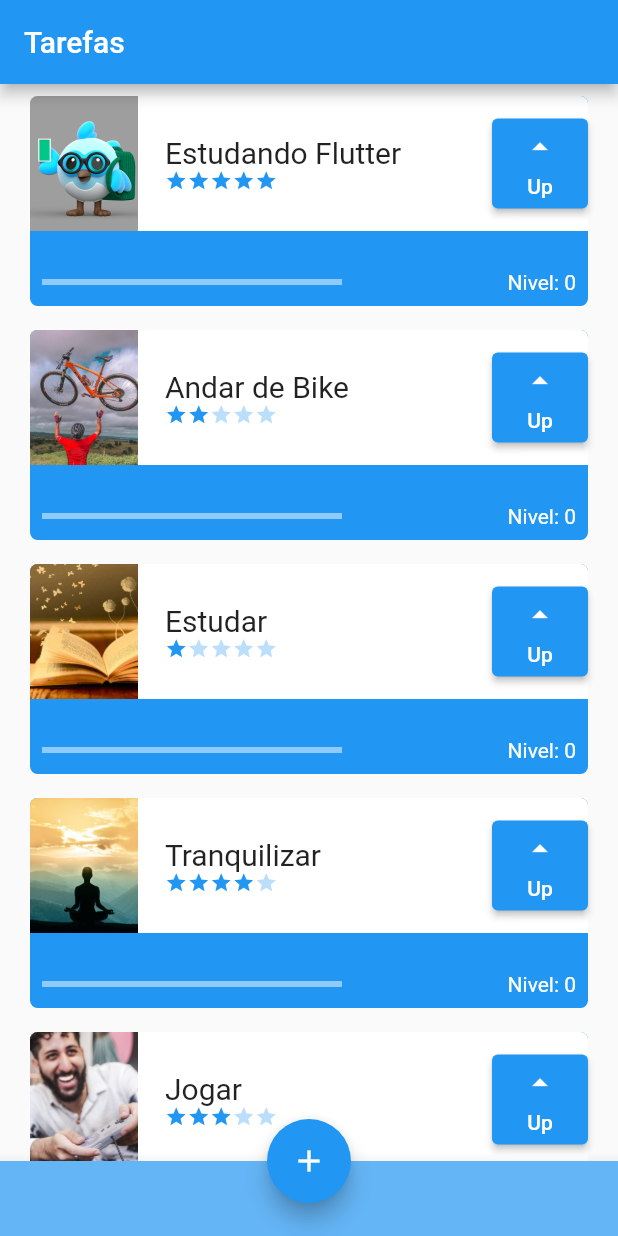
After one commit to Jacksonsilvalopes/flutter_tarefas, a Flutter app: the screen it shows after launch, on a phone screen of 412 x 824 dp. The commit adds this screen. Run offline on Flutter 3.47's test engine with Material 2 defaults, Android fonts, the phone set to English and light mode, and no system bars; missing offline and left inert: animated_snack_bar.

Commit message:
Implementando TaskInherited armazenar dados dinamicos em uma lista Task

```diff
--- /dev/null
+++ b/lib/data/task_inherited.dart
@@ -0,0 +1,34 @@
+import 'package:flutter/material.dart';
+import 'package:tarefas/components/task.dart';
+
+class TaskInherited extends InheritedWidget {
+   TaskInherited({
+    Key? key,
+    required Widget child,
+  }) : super(key: key, child: child);
+
+  //criado lista de tarefas
+  final List<Task> taskList = [
+    Task("Estudando Flutter", 'assets/images/img1.png', 5),
+    Task("Andar de Bike", 'assets/images/img2.jpg', 2),
+    Task("Estudar", 'assets/images/img3.jpg', 1),
+    Task("Tranquilizar", 'assets/images/img4.jpeg', 4),
+    Task("Jogar",'assets/images/img5.jpg',3,),
+  ];
+
+  void newTask(String name, String photo, int difficulty){
+    taskList.add(Task(name, photo, difficulty));
+  }
+
+  static TaskInherited of(BuildContext context) {
+    final TaskInherited? result =
+        context.dependOnInheritedWidgetOfExactType<TaskInherited>();
+    assert(result != null, 'No TaskInherited found in context');
+    return result!;
+  }
+
+  @override
+  bool updateShouldNotify(TaskInherited old) {
+    return true;
+  }
+}
--- a/lib/varios_screen/screen.dart
+++ b/lib/varios_screen/screen.dart
@@ -1,6 +1,7 @@
 import 'package:flutter/material.dart';
 import 'package:tarefas/varios_screen/form_screen.dart';
 import '../components/task.dart';
+import '../data/task_inherited.dart';
 
 class Screen extends StatefulWidget {
   const Screen({Key? key}) : super(key: key);
@@ -16,7 +17,8 @@ class _ScreenState extends State<Screen> {
       appBar: AppBar(
         title: const Text("Tarefas"),
       ),
-      body: ListView(
+      body: TaskInherited (
+        child: ListView(
           children: const [
             Task("Estudando Flutter", 'assets/images/img1.png', 5),
             Task("Andar de Bike", 'assets/images/img2.jpg', 2),
@@ -28,6 +30,7 @@ class _ScreenState extends State<Screen> {
               3,
             ),
           ],
+        ),
       ),
       floatingActionButton: FloatingActionButton(
         onPressed: () {
```
Also changed, not shown: lib/varios_screen/form_screen.dart (+7 -3 lines). Lines whose indentation alone changed are shown as unchanged.
